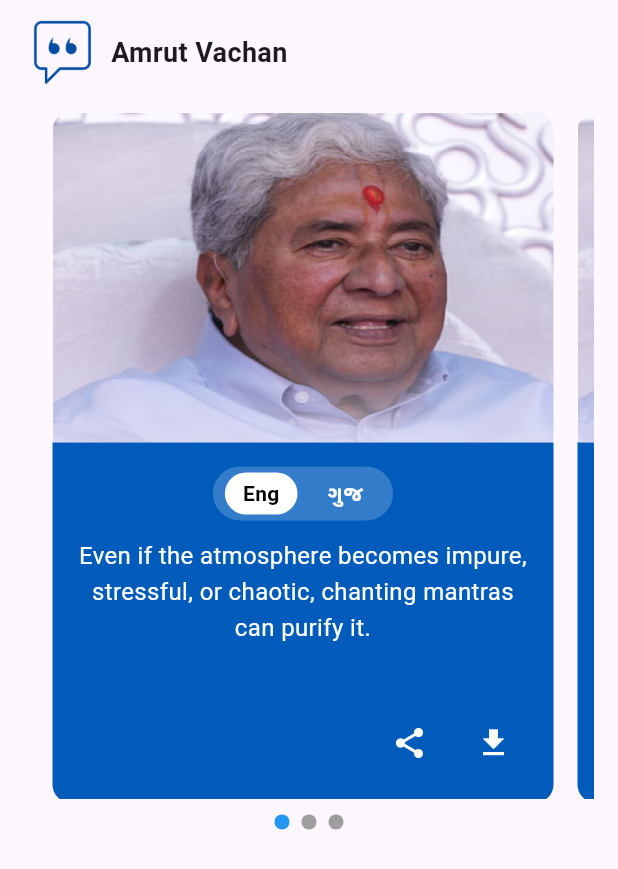
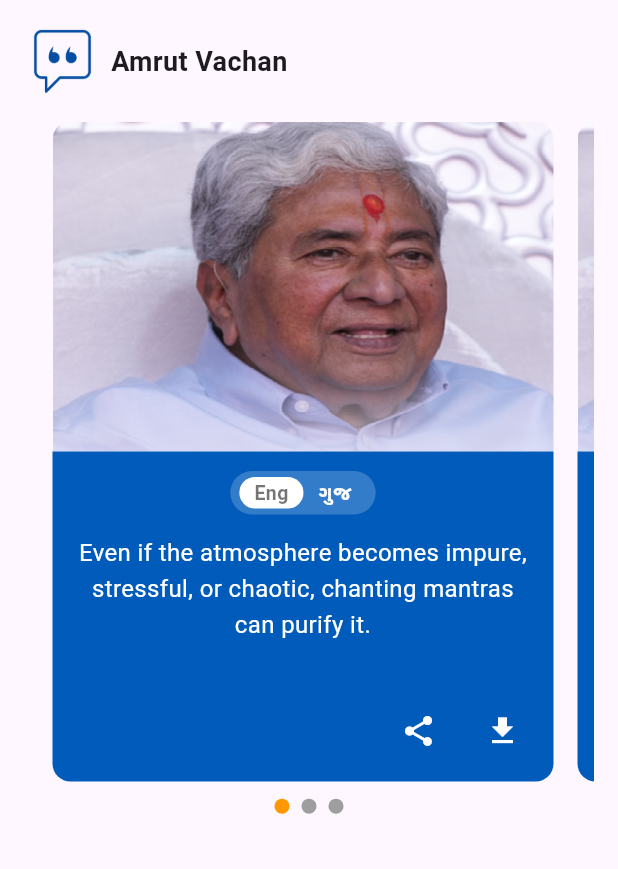
Before and after one commit to jyoti1641/Anoopam, a Flutter app: the AmrutVachanSection widget shown alone on an empty page, opened directly, on a phone screen of 412 x 824 dp. Shown: the top 869 px of the screen. Run offline on Flutter 3.47's test engine with Material 3 defaults, Android fonts, the light colour scheme and no system bars; drawn by our look-alikes of smooth_page_indicator; our stand-ins replace audioplayers, carousel_slider, device_info_plus, easy_localization, flutter_dotenv, font_awesome_flutter and 8 more; missing offline and left inert: flutter_file_downloader, image_gallery_saver_plus, shared_preferences_dtx; accounts and stored records are empty.

Commit message:
vachan changes

```diff
--- a/lib/widgets/amrut_vachan_section.dart
+++ b/lib/widgets/amrut_vachan_section.dart
@@ -26,7 +26,7 @@ class _AmrutVachanSectionState extends State<AmrutVachanSection> {
   @override
   Widget build(BuildContext context) {
     return Padding(
-      padding: const EdgeInsets.symmetric(horizontal: 16.0, vertical: 10.0),
+      padding: const EdgeInsets.symmetric(horizontal: 16.0, vertical: 16.0),
       child: Column(
         crossAxisAlignment: CrossAxisAlignment.start,
         children: [
@@ -51,7 +51,7 @@ class _AmrutVachanSectionState extends State<AmrutVachanSection> {
           ),
           const SizedBox(height: 15),
           SizedBox(
-            height: MediaQuery.of(context).size.height * 0.58,
+            height: MediaQuery.of(context).size.height * 0.56,
             width: MediaQuery.of(context).size.width,
             child: Column(
               children: [
@@ -111,13 +111,13 @@ class _AmrutVachanSectionState extends State<AmrutVachanSection> {
                     ],
                   ),
                 ),
-                const SizedBox(height: 10),
+                // const SizedBox(height: 5),
                 Center(
                   child: SmoothPageIndicator(
                     controller: _pageController,
                     count: 3,
                     effect: const WormEffect(
-                      activeDotColor: Colors.blue,
+                      activeDotColor: Colors.orange,
                       dotColor: Colors.grey,
                       dotHeight: 10,
                       dotWidth: 10,
--- a/lib/widgets/amrut_vachan_widget.dart
+++ b/lib/widgets/amrut_vachan_widget.dart
@@ -1,14 +1,13 @@
 import 'package:device_info_plus/device_info_plus.dart';
 import 'package:flutter/material.dart';
 import 'package:share_plus/share_plus.dart';
-import 'package:path_provider/path_provider.dart'; // Still good for temporary files, though not directly used for gallery save
+import 'package:path_provider/path_provider.dart';
 import 'dart:io';
 import 'package:flutter/services.dart' show rootBundle;
-import 'dart:ui' as ui; // Import for ui.Image and ImageByteFormat
-import 'package:flutter/rendering.dart'; // Import for RenderRepaintBoundary
-import 'dart:typed_data'; // Import for Uint8List
+import 'dart:ui' as ui;
+import 'package:flutter/rendering.dart';
+import 'dart:typed_data';
 
-// Change this import
 import 'package:permission_handler/permission_handler.dart';
 import 'package:image_gallery_saver_plus/image_gallery_saver_plus.dart';
 
@@ -32,33 +31,24 @@ class AmrutVachanWidget extends StatefulWidget {
 
 class _AmrutVachanWidgetState extends State<AmrutVachanWidget> {
   bool isEnglish = true;
-  final GlobalKey _repaintBoundaryKey = GlobalKey(); // Key for RepaintBoundary
+  final GlobalKey _downloadableContentKey = GlobalKey(); // Key for image + text
 
-  // ✅ Share Functionality
   void _shareText() {
     final textToShare = isEnglish ? widget.text : widget.textGujarati;
     Share.share(textToShare, subject: widget.title);
   }
 
-  // Modified: Download Widget as Image Functionality to save to Gallery
   Future<void> _downloadWidgetAsImage() async {
     PermissionStatus status;
 
     if (Theme.of(context).platform == TargetPlatform.iOS) {
       status = await Permission.photosAddOnly.request();
     } else {
-      // Android
       final DeviceInfoPlugin info = DeviceInfoPlugin();
       final AndroidDeviceInfo androidInfo = await info.androidInfo;
 
       if (androidInfo.version.sdkInt >= 33) {
-        // Android 13 (Tiramisu) or higher
-        // Request specific media permissions
         final PermissionStatus photosStatus = await Permission.photos.request();
-        // Permission.photos covers images and videos
-        // If you only need to add, you can use Permission.photosAddOnly for Android 13+ too,
-        // but Permission.photos is generally more robust for saving.
-
         if (photosStatus.isGranted) {
           status = PermissionStatus.granted;
         } else if (photosStatus.isPermanentlyDenied) {
@@ -67,7 +57,6 @@ class _AmrutVachanWidgetState extends State<AmrutVachanWidget> {
           status = PermissionStatus.denied;
         }
       } else {
-        // Android 12 (S) or lower
         status = await Permission.storage.request();
       }
     }
@@ -77,7 +66,9 @@ class _AmrutVachanWidgetState extends State<AmrutVachanWidget> {
         ScaffoldMessenger.of(context).showSnackBar(
           SnackBar(
             content: Text(
-                  "❌ ${Theme.of(context).platform == TargetPlatform.iOS ? 'Photos' : 'Media'} permission denied. Cannot save image.")),
+              "❌ ${Theme.of(context).platform == TargetPlatform.iOS ? 'Photos' : 'Media'} permission denied. Cannot save image.",
+            ),
+          ),
         );
       }
       if (status.isPermanentlyDenied) {
@@ -85,11 +76,12 @@ class _AmrutVachanWidgetState extends State<AmrutVachanWidget> {
           ScaffoldMessenger.of(context).showSnackBar(
             SnackBar(
               content: Text(
-                  "${Theme.of(context).platform == TargetPlatform.iOS ? 'Photos' : 'Media'} permission permanently denied. Please enable from app settings."),
+                "${Theme.of(context).platform == TargetPlatform.iOS ? 'Photos' : 'Media'} permission permanently denied. Please enable from app settings.",
+              ),
               action: SnackBarAction(
                 label: "Settings",
                 onPressed: () {
-                  openAppSettings(); // Opens app settings
+                  openAppSettings();
                 },
               ),
             ),
@@ -100,7 +92,7 @@ class _AmrutVachanWidgetState extends State<AmrutVachanWidget> {
     }
 
     try {
-      RenderRepaintBoundary? boundary = _repaintBoundaryKey.currentContext
+      RenderRepaintBoundary? boundary = _downloadableContentKey.currentContext
           ?.findRenderObject() as RenderRepaintBoundary?;
 
       if (boundary == null) {
@@ -112,8 +104,13 @@ class _AmrutVachanWidgetState extends State<AmrutVachanWidget> {
         return;
       }
 
-      ui.Image image = await boundary.toImage(
-          pixelRatio: 3.0); // Adjust pixelRatio for quality
+      // Ensure the boundary is laid out before converting to image
+      // This might not be strictly necessary if the widget is already rendered,
+      // but can help in edge cases, especially during initial load or if states change rapidly.
+      await Future.delayed(
+          Duration(milliseconds: 50)); // Small delay to ensure render
+
+      ui.Image image = await boundary.toImage(pixelRatio: 3.0);
       ByteData? byteData =
           await image.toByteData(format: ui.ImageByteFormat.png);
 
@@ -135,14 +132,10 @@ class _AmrutVachanWidgetState extends State<AmrutVachanWidget> {
 
       final result = await ImageGallerySaverPlus.saveImage(
         pngBytes,
-        quality: 90, // Image quality (0-100)
-        name: fileName, // Filename in the gallery
+        quality: 90,
+        name: fileName,
       );
 
-      // The filePath in ImageGallerySaverPlus result might not be a direct file path
-      // that you can immediately check with `File(filePath).exists()`.
-      // It's more of an identifier that the image was saved.
-      // So, removing the `File(filePath).exists()` check as it often causes confusion.
       if (result['isSuccess']) {
         print('DEBUG: Image saved successfully. Result: $result');
       } else {
@@ -154,14 +147,17 @@ class _AmrutVachanWidgetState extends State<AmrutVachanWidget> {
           ScaffoldMessenger.of(context).showSnackBar(
             SnackBar(
               content: Text(
-                  "✅ Image downloaded as '$fileName'! You can find it in your gallery."),
+                "✅ Image downloaded as '$fileName'! You can find it in your gallery.",
+              ),
             ),
           );
         } else {
           ScaffoldMessenger.of(context).showSnackBar(
             SnackBar(
               content: Text(
-                    "❌ Failed to save image: ${result['errorMessage'] ?? 'Unknown error'}")),
+                "❌ Failed to save image: ${result['errorMessage'] ?? 'Unknown error'}",
+              ),
+            ),
           );
         }
       }
@@ -176,13 +172,26 @@ class _AmrutVachanWidgetState extends State<AmrutVachanWidget> {
 
   @override
   Widget build(BuildContext context) {
-    return RepaintBoundary(
-      key: _repaintBoundaryKey,
+    return SingleChildScrollView(
+      child: Stack(
+        // Use Stack here to layer elements
+        alignment:
+            Alignment.topCenter, // Align children to the top center initially
+        children: [
+          // Layer 0: The main content that will be downloaded (Image + Text + its original blue box layout)
+          RepaintBoundary(
+            key: _downloadableContentKey,
             child: Container(
+              padding: EdgeInsets.zero,
+              // The decoration of this container defines the overall shape/background of the captured image
               decoration: BoxDecoration(
                 borderRadius: BorderRadius.circular(12),
+                // Add a solid color here if you want a background behind the image and text area for the capture
+                // color: Theme.of(context)
+                //     .canvasColor, // Example: Use canvas color or white
               ),
               child: Column(
+                // This column represents the content that gets captured
                 crossAxisAlignment: CrossAxisAlignment.start,
                 children: [
                   // ✅ Image
@@ -193,13 +202,16 @@ class _AmrutVachanWidgetState extends State<AmrutVachanWidget> {
                       widget.imagePath,
                       errorBuilder: (context, error, stackTrace) {
                         return Container(
-                    height: 200, // Set a fixed height for the image
-                    width: 200,
-                    color:
-                        Theme.of(context).colorScheme.surfaceContainerHighest,
+                          height: 220, // Match original image height
+                          width: double.infinity,
+                          color: Theme.of(context)
+                              .colorScheme
+                              .surfaceContainerHighest,
                           child: Icon(Icons.album,
                               size: 60,
-                        color: Theme.of(context).colorScheme.onSurfaceVariant),
+                              color: Theme.of(context)
+                                  .colorScheme
+                                  .onSurfaceVariant),
                         );
                       },
                       height: 220,
@@ -208,41 +220,21 @@ class _AmrutVachanWidgetState extends State<AmrutVachanWidget> {
                     ),
                   ),
 
-            // ✅ Blue Box (Figma Style)
+                  // ✅ Blue Box (Figma Style) - Contains only the text
                   Container(
+                    height: 220,
                     width: double.infinity,
                     padding: const EdgeInsets.all(16.0),
-              decoration: BoxDecoration(
-                color: const Color(0xFF005BBB), // Figma Blue Color
-                borderRadius: const BorderRadius.vertical(
+                    decoration: const BoxDecoration(
+                      color: Color(0xFF005BBB), // Figma Blue Color
+                      borderRadius: BorderRadius.vertical(
                         bottom: Radius.circular(12),
                       ),
                     ),
-              child: Column(
-                crossAxisAlignment: CrossAxisAlignment.center,
-                children: [
-                  // ✅ Language Toggle Buttons
-                  Container(
-                    padding:
-                        const EdgeInsets.symmetric(horizontal: 8, vertical: 4),
-                    decoration: BoxDecoration(
-                      color: Colors.white.withOpacity(0.2),
-                      borderRadius: BorderRadius.circular(20),
-                    ),
-                    child: Row(
-                      mainAxisSize: MainAxisSize.min,
-                      children: [
-                        _buildLangButton("Eng", true),
-                        const SizedBox(width: 8),
-                        _buildLangButton("ગુજ", false),
-                      ],
-                    ),
-                  ),
-                  const SizedBox(height: 12),
-
-                  // ✅ Quote Text
-                  SizedBox(
-                    height: 100,
+                    child: Padding(
+                      padding: EdgeInsets.only(top: 40.0),
+                      child: SizedBox(
+                        height: 180, // Fixed height for text
                         child: Text(
                           isEnglish ? widget.text : widget.textGujarati,
                           textAlign: TextAlign.center,
@@ -253,29 +245,62 @@ class _AmrutVachanWidgetState extends State<AmrutVachanWidget> {
                           ),
                         ),
                       ),
-                  const SizedBox(height: 12),
+                    ),
+                  ),
+                ],
+              ),
+            ),
+          ),
 
-                  // ✅ Share & Download Buttons (Right-aligned)
-                  Row(
-                    mainAxisAlignment: MainAxisAlignment.end,
+          // Layer 1: Language Toggle Buttons (positioned within the stack)
+          // Position it over the blue box, towards the top center
+          Positioned(
+            top: 220 +
+                16 -
+                3, // Image height + top padding of blue box - half of toggle height (adjust as needed)
+            // You might need to adjust 'top' to place it precisely within the blue box
+            child: Container(
+              padding: const EdgeInsets.symmetric(horizontal: 6, vertical: 4),
+              decoration: BoxDecoration(
+                color:
+                    Colors.white.withOpacity(0.2), // Original transparent white
+                borderRadius: BorderRadius.circular(20),
+              ),
+              child: Row(
+                mainAxisSize: MainAxisSize.min,
+                children: [
+                  _buildLangButton("Eng", true),
+                  _buildLangButton("ગુજ", false),
+                ],
+              ),
+            ),
+          ),
+
+          // Layer 2: Share & Download Buttons (positioned within the stack)
+          // Position it at the bottom right of the blue box
+          Positioned(
+            bottom: 10, // From the bottom of the *Stack's* bounds
+            right: 10, // From the right of the *Stack's* bounds
+            child: Row(
+              mainAxisAlignment: MainAxisAlignment
+                  .end, // Not strictly needed here, Positioned controls placement
+              mainAxisSize: MainAxisSize.min, // Keep minimal size
               children: [
                 IconButton(
-                        icon: const Icon(Icons.share, color: Colors.white),
+                  icon: const Icon(Icons.share,
+                      color: Colors.white), // Original white icons
                   onPressed: _shareText,
                 ),
                 const SizedBox(width: 8),
                 IconButton(
-                        icon: const Icon(Icons.download, color: Colors.white),
-                        onPressed:
-                            _downloadWidgetAsImage, // Call the new function
-                      ),
-                    ],
+                  icon: const Icon(Icons.download,
+                      color: Colors.white), // Original white icons
+                  onPressed: _downloadWidgetAsImage,
                 ),
               ],
             ),
           ),
         ],
-        ),
       ),
     );
   }
@@ -290,7 +315,7 @@ class _AmrutVachanWidgetState extends State<AmrutVachanWidget> {
         });
       },
       child: Container(
-        padding: const EdgeInsets.symmetric(horizontal: 12, vertical: 4),
+        padding: const EdgeInsets.symmetric(horizontal: 10, vertical: 1),
         decoration: BoxDecoration(
           color: selected ? Colors.white : Colors.transparent,
           borderRadius: BorderRadius.circular(20),
@@ -298,8 +323,9 @@ class _AmrutVachanWidgetState extends State<AmrutVachanWidget> {
         child: Text(
           label,
           style: TextStyle(
-            color: selected ? Colors.black : Colors.white,
+            color: selected ? Colors.black54 : Colors.white,
             fontWeight: FontWeight.bold,
+            fontSize: 13,
           ),
         ),
       ),
```
Also changed, not shown: lib/widgets/sahebji_videos.dart (+80 -58 lines). Lines whose indentation alone changed are shown as unchanged.
